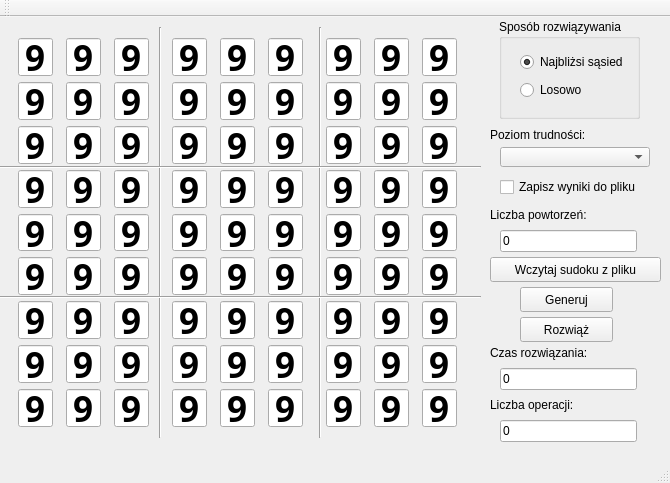
Old version of the form GUI/sudokugui.ui in the repository Insekt0/lubie_placki.
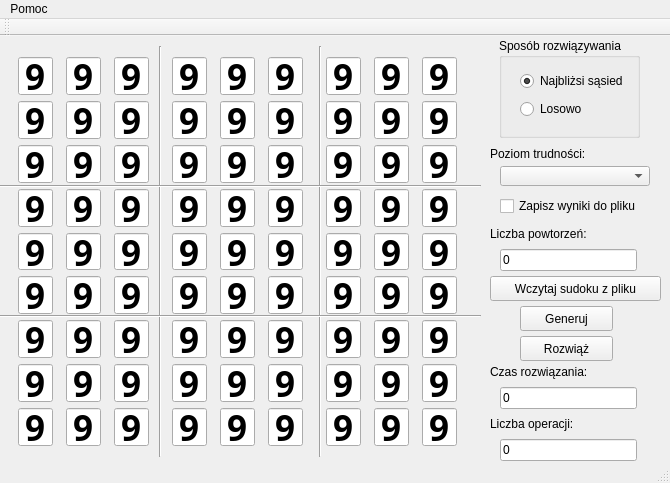
New version of the form.

Commit message: nowy swiezy placek z Mssgboxem

Patch:
```diff
--- a/GUI/sudokugui.ui
+++ b/GUI/sudokugui.ui
@@ -4351,6 +4351,14 @@
      <height>26</height>
     </rect>
    </property>
+   <widget class="QMenu" name="menuMenu">
+    <property name="title">
+     <string>Pomoc</string>
+    </property>
+    <addaction name="aboutAuthors"/>
+    <addaction name="close"/>
+   </widget>
+   <addaction name="menuMenu"/>
   </widget>
   <widget class="QToolBar" name="mainToolBar">
    <attribute name="toolBarArea">
```
Left out of the diff: 10 changed lines with no effect on the pictures. The commit also changes 2 other files.
